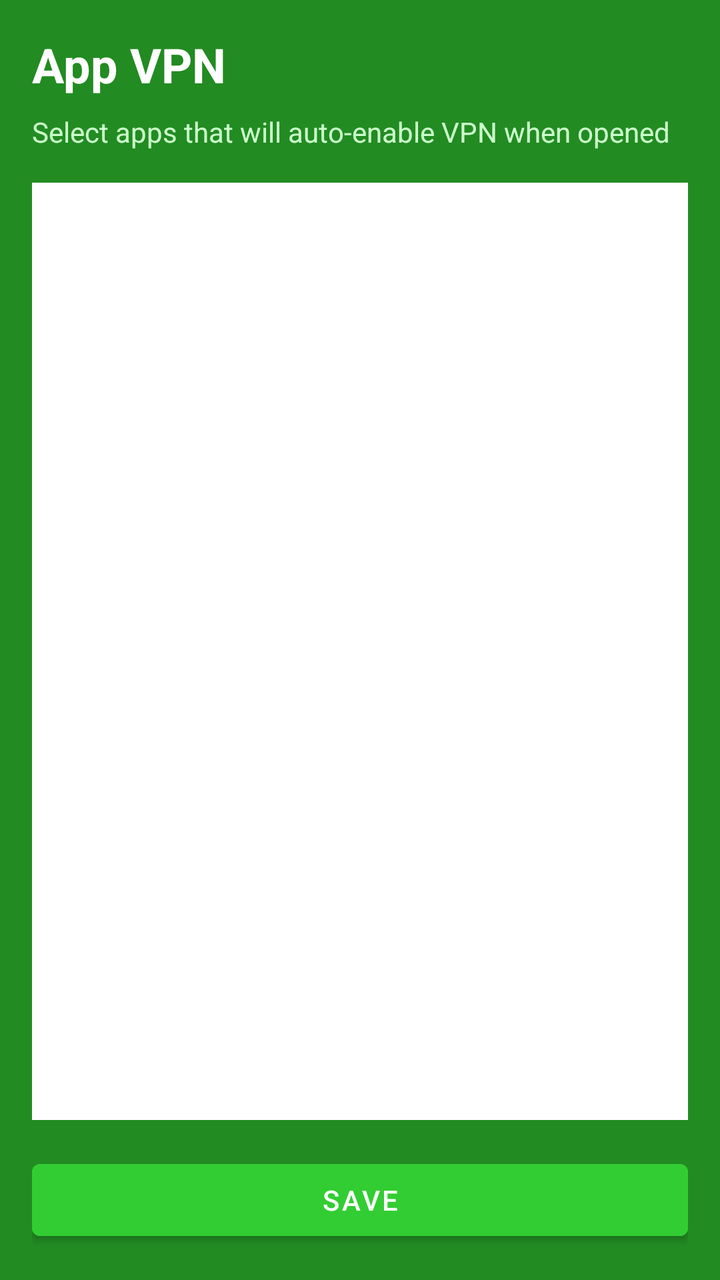
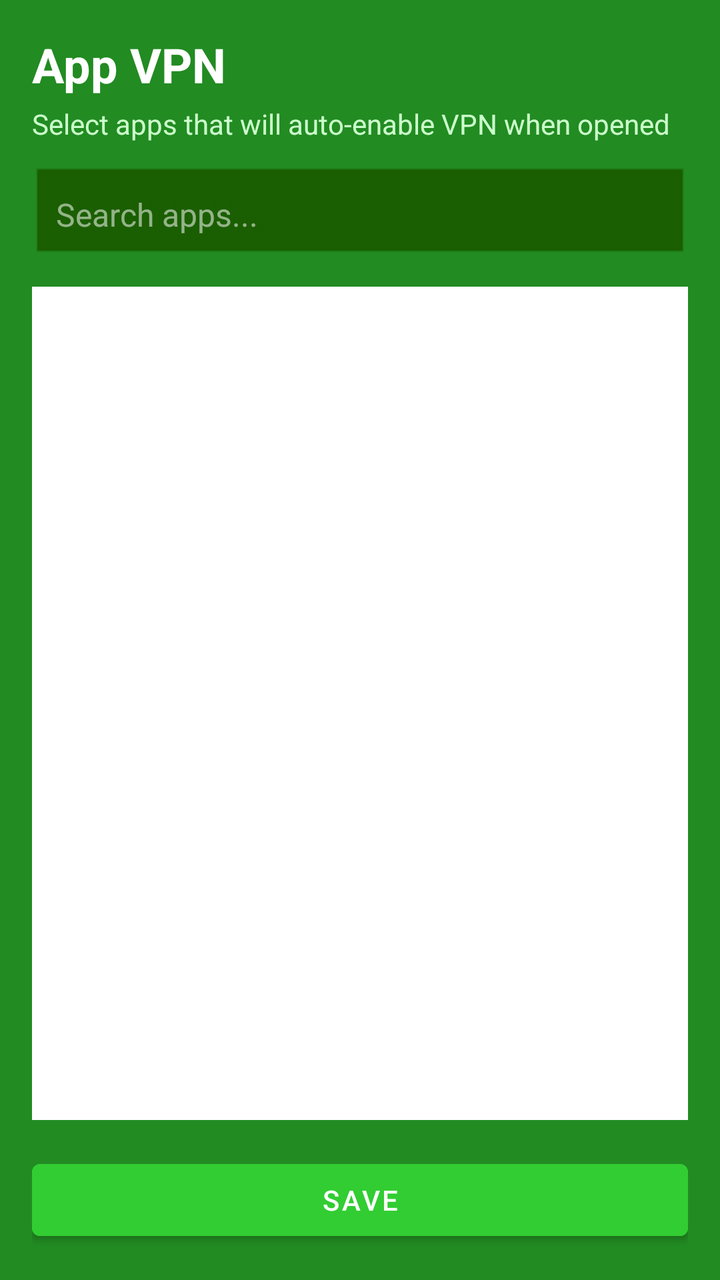

Compare the two renders of this Android layout. The source of the first and the diff that turns it into the second are given below.
<!-- AndroidManifest.xml: application theme Theme.Config -->
<!-- res/layout/activity_app_vpn.xml -->
<?xml version="1.0" encoding="utf-8"?>
<LinearLayout
    xmlns:android="http://schemas.android.com/apk/res/android"
    android:layout_width="match_parent"
    android:layout_height="match_parent"
    android:orientation="vertical"
    android:background="#228B22"
    android:padding="16dp">

    <TextView
        android:layout_width="wrap_content"
        android:layout_height="wrap_content"
        android:text="App VPN"
        android:textSize="24sp"
        android:textStyle="bold"
        android:textColor="@android:color/white"
        android:layout_marginBottom="8dp" />

    <TextView
        android:layout_width="wrap_content"
        android:layout_height="wrap_content"
        android:text="Select apps that will auto-enable VPN when opened"
        android:textSize="14sp"
        android:textColor="#ccffcc"
        android:layout_marginBottom="16dp" />

    <androidx.recyclerview.widget.RecyclerView
        android:id="@+id/rvApps"
        android:layout_width="match_parent"
        android:layout_height="0dp"
        android:layout_weight="1"
        android:background="@android:color/white"
        android:padding="8dp" />

    <Button
        android:id="@+id/btnSave"
        android:layout_width="match_parent"
        android:layout_height="wrap_content"
        android:text="Save"
        android:textColor="@android:color/white"
        android:backgroundTint="#32CD32"
        android:layout_marginTop="16dp" />

</LinearLayout>
<!-- resources referenced by this layout -->
<resources>
  <style name="Theme.Config" parent="Theme.MaterialComponents.DayNight.NoActionBar">
          <item name="colorPrimary">@color/green_500</item>
          <item name="colorPrimaryVariant">@color/green_700</item>
          <item name="colorOnPrimary">@color/white</item>
          <item name="colorSecondary">@color/lime_200</item>
          <item name="colorSecondaryVariant">@color/lime_500</item>
          <item name="colorOnSecondary">@color/black</item>
          <item name="android:statusBarColor">@color/green_700</item>
          <item name="android:navigationBarColor">@color/black</item>
          <item name="android:windowBackground">@color/green_700</item>
      </style>
  <color name="green_500">#FF32CD32</color>
  <color name="green_700">#FF228B22</color>
  <color name="white">#FFFFFFFF</color>
  <color name="lime_200">#FFADFF2F</color>
  <color name="lime_500">#FF7CFC00</color>
  <color name="black">#FF000000</color>
</resources>

<!-- the commit's change to res/layout/activity_app_vpn.xml (unified diff, before → after) -->
@@ -14,7 +14,7 @@
         android:textSize="24sp"
         android:textStyle="bold"
         android:textColor="@android:color/white"
-        android:layout_marginBottom="8dp" />
+        android:layout_marginBottom="4dp" />
 
     <TextView
         android:layout_width="wrap_content"
@@ -22,7 +22,20 @@
         android:text="Select apps that will auto-enable VPN when opened"
         android:textSize="14sp"
         android:textColor="#ccffcc"
-        android:layout_marginBottom="16dp" />
+        android:layout_marginBottom="12dp" />
+
+    <EditText
+        android:id="@+id/etSearch"
+        android:layout_width="match_parent"
+        android:layout_height="wrap_content"
+        android:hint="Search apps..."
+        android:textColorHint="#88ffffff"
+        android:textColor="@android:color/white"
+        android:background="@android:drawable/edit_text"
+        android:backgroundTint="#1a5c00"
+        android:padding="12dp"
+        android:textSize="16sp"
+        android:layout_marginBottom="12dp" />
 
     <androidx.recyclerview.widget.RecyclerView
         android:id="@+id/rvApps"
